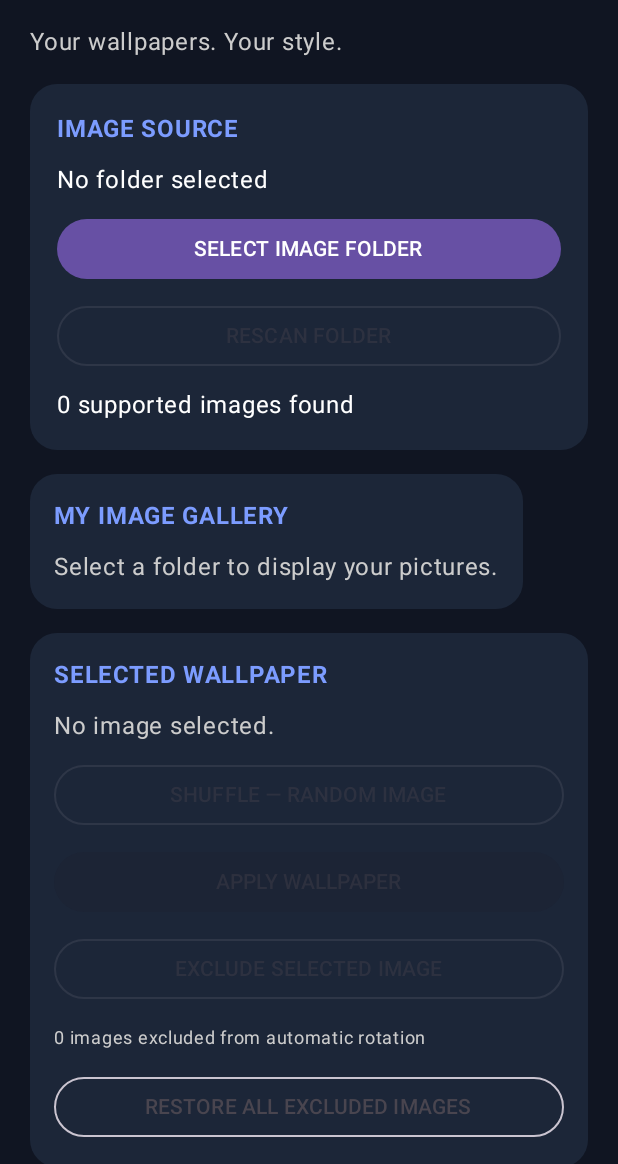
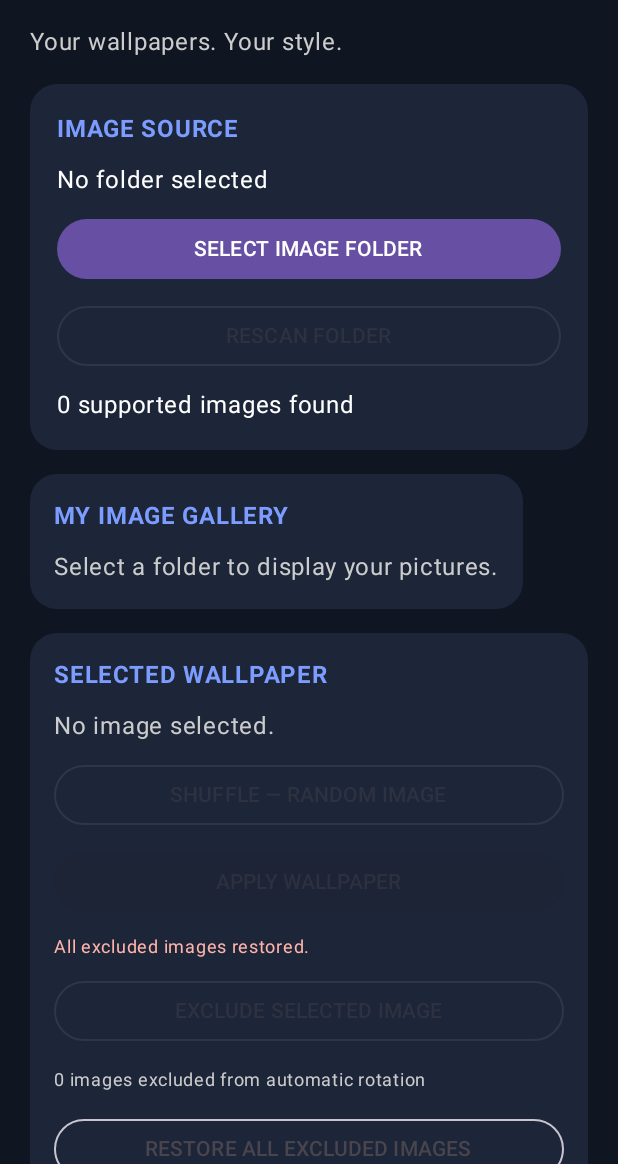
Before and after one commit to ZAVERIO256/WALLPAPER-SHUTTLE, an Android app built with Jetpack Compose: the screen it shows after launch (MainActivity), after a tap on "RESTORE ALL EXCLUDED IMAGES", on a phone screen of 412 x 824 dp, the part 72-1236 px from its top. Run offline under Robolectric (Android 15) with nearby library versions, the phone set to English and light mode, and no system bars.

Commit message:
Show wallpaper apply result in Gallery

```diff
--- a/app/src/main/java/com/zaverio/wallpapershuttle/MainActivity.kt
+++ b/app/src/main/java/com/zaverio/wallpapershuttle/MainActivity.kt
@@ -296,7 +296,7 @@ fun WallpaperShuttleApp(context: Context) {
                     "crop"
                 ) ?: "crop"
 
-                WallpaperImageProcessor.apply(
+                val wallpaperId = WallpaperImageProcessor.apply(
                     context,
                     uri,
                     displayMode,
@@ -308,7 +308,12 @@ fun WallpaperShuttleApp(context: Context) {
                     .putLong("last_rotation_time", System.currentTimeMillis())
                     .apply()
                 historyEntries = AppStorage.getHistory(context)
-                "Wallpaper applied successfully."
+                val appliedTo = when (destination) {
+                    WallpaperManager.FLAG_SYSTEM -> "Home screen"
+                    WallpaperManager.FLAG_LOCK -> "Lock screen"
+                    else -> "Home and Lock screens"
+                }
+                "Wallpaper applied to $appliedTo (confirmation ID $wallpaperId)."
             } catch (e: Exception) {
                 "Could not apply wallpaper: ${e.message}"
             }
@@ -681,6 +686,19 @@ fun WallpaperShuttleApp(context: Context) {
                             Text(
                                 if (isApplying) "APPLYING..."
                                 else "APPLY WALLPAPER"
+                            )
+                        }
+
+                        statusMessage?.let { message ->
+                            Text(
+                                message,
+                                color = if (message.startsWith("Wallpaper applied")) {
+                                    Color(0xFF86D6A3)
+                                } else {
+                                    Color(0xFFFFB4AB)
+                                },
+                                fontSize = 12.sp,
+                                lineHeight = 18.sp
                             )
                         }
 
```
